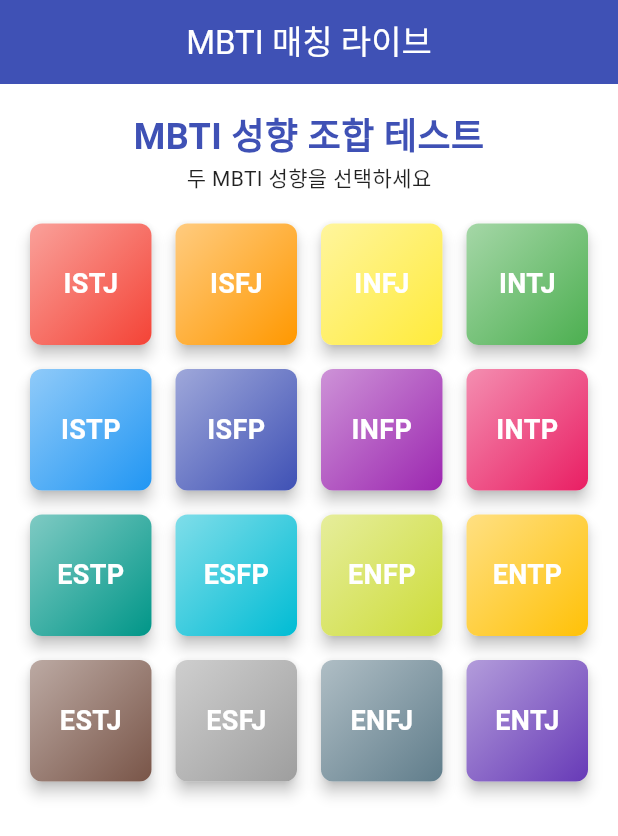
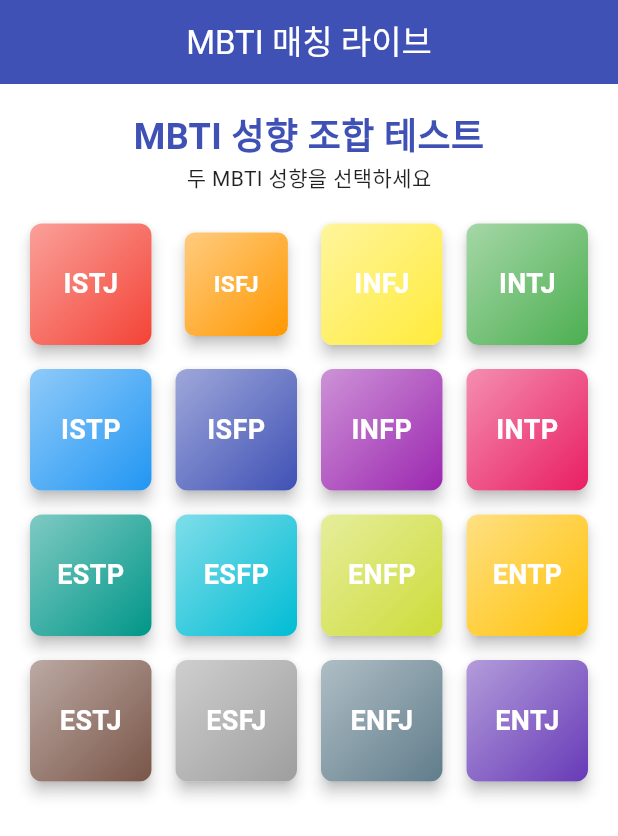
Before and after one commit to kimilguk19/mbti_live, a Flutter app: the screen it shows after launch, after a tap on "ISFJ", on a phone screen of 412 x 824 dp. Shown: the top 836 px of the screen. Run offline on Flutter 3.47's test engine with Material 3 defaults, Android fonts, the phone set to English and light mode, and no system bars.

Commit message:
7주차 1교시 강의 소스2

```diff
--- a/lib/main.dart
+++ b/lib/main.dart
@@ -199,17 +199,27 @@ class _MbtiLiveScreenState extends State<MbtiLiveScreen> {
                 ),
                 itemCount: mbtiTypes.length, //출력할 전체개수
                 itemBuilder: (BuildContext context, int index) {
+                  // 선택된 MBTI 타입과 Card 16개 중 MBTI 타입이 일치하는지 확인된 것만 줄이기 위해 변수 추가(아래)
+                  bool isSelected = _selectedMbtiType1 == mbtiTypes[index] || _selectedMbtiType2 == mbtiTypes[index];
                   return GestureDetector(
                     onTap: () {
-                      print('MBTI Type: ${mbtiTypes[index]}');
+                      print('MBTI Type: ${mbtiTypes[index]}'); // 디버그용 콘솔출력
                       // 2개의 MbtiType을 선택했을 경우 _selectedMbtiType1,2 값 저장(아래)
                       if (_selectedMbtiType1 == null) {
                         setState(() { // setState를 사용하여 UI를 업데이트
                           _selectedMbtiType1 = mbtiTypes[index];
                         });
+                      } else if (_selectedMbtiType1 == mbtiTypes[index]) {
+                        setState(() {
+                          _selectedMbtiType1 = null;
+                        });
                       } else if (_selectedMbtiType2 == null) {
                         setState(() {
                           _selectedMbtiType2 = mbtiTypes[index];
+                        });
+                      } else if (_selectedMbtiType2 == mbtiTypes[index]) {
+                        setState(() {
+                          _selectedMbtiType2 = null;
                         });
                       }
                       // 2개의 MbtiType을 선택했을 경우 showDialog 창을 띄운다.(아래)
@@ -217,15 +227,30 @@ class _MbtiLiveScreenState extends State<MbtiLiveScreen> {
                         showDialog(
                           context: context,
                           builder: (BuildContext context) {
+                            // !기호를 사용하여 빈값이 아니라고 강제로 표시(아래 배열 값)
+                            Map<String, List<String>> mbitMatches = mbtiMatches[_selectedMbtiType1]!;
+                            String relationship = '평범한 편'; // 매칭 결과 기본값 지정
+                            if(mbitMatches['best']!.contains(_selectedMbtiType2)){
+                              relationship = '매우 잘 맞는 편';
+                            }else if(mbitMatches['good']!.contains(_selectedMbtiType2)){
+                              relationship = '잘 맞는 편';
+                            }else if(mbitMatches['bed']!.contains(_selectedMbtiType2)){
+                              relationship = '잘 맞지 않는 편';
+                            }
                             return AlertDialog(
                               title: Text('MBTI 매칭 결과'),
                               content: Text(
-                                'MBTI Type1: ${_selectedMbtiType1}\nMBTI Type2: ${_selectedMbtiType2}',
+                                '${_selectedMbtiType1} 과 ${_selectedMbtiType2} 의 궁합은 $relationship 입니다.',
                               ),
                               actions: [
                                 TextButton(
                                   onPressed: () {
                                     Navigator.of(context).pop();
+                                    //화면상태 변화를 주려고 setStat()로 감싸줌, 팝업 창을 닫을 때 선택한 값 초기화
+                                    setState(() {
+                                      _selectedMbtiType1 = null;
+                                      _selectedMbtiType2 = null;
+                                    });
                                   },
                                   child: Text('확인'),
                                 ),
@@ -233,8 +258,15 @@ class _MbtiLiveScreenState extends State<MbtiLiveScreen> {
                             );
                           } // builder
                         ); // showDialog
-                      }
+                      } // end if
                     }, // 액션 처리 예정
+                    //TweenAnimationBuilder 위젯으로 일정 가간 동안 움직이는 애니메이션 효과를 부여
+                    child: TweenAnimationBuilder(
+                      tween: Tween<double>(begin: 1.0, end: isSelected?0.85:1.0), //선택된 상태에서만 크기가 줄어든다.
+                      duration: Duration(milliseconds: 300), // 애니메이션 지속 시간
+                      builder: (BuildContext context, double scale, Widget? child) {
+                        return Transform.scale(
+                          scale: scale,
                           child: Card(
                           elevation: 4.0, // 그림자 효과
                           shape: RoundedRectangleBorder(
@@ -266,6 +298,9 @@ class _MbtiLiveScreenState extends State<MbtiLiveScreen> {
                           ),
                         ),
                         );
+                      }, // builder
+                    ),
+                  );
                 }, // itemBuilder
               ),
             ),
```
Lines whose indentation alone changed are shown as unchanged.
